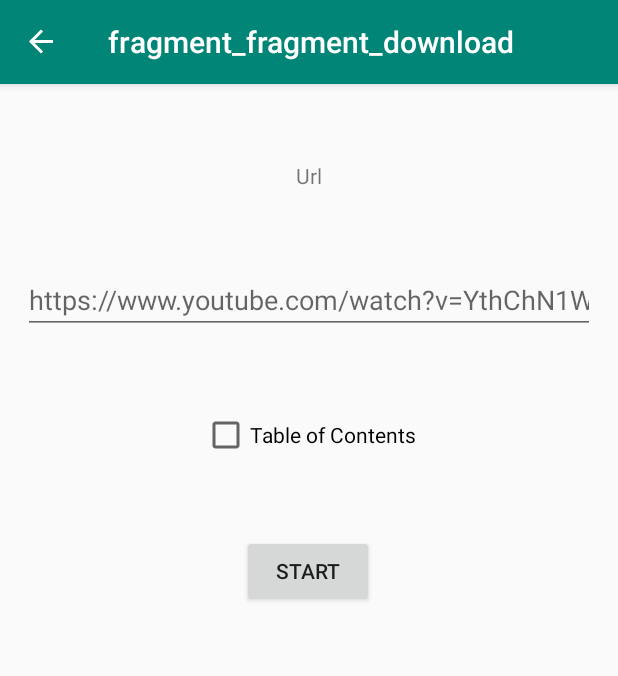
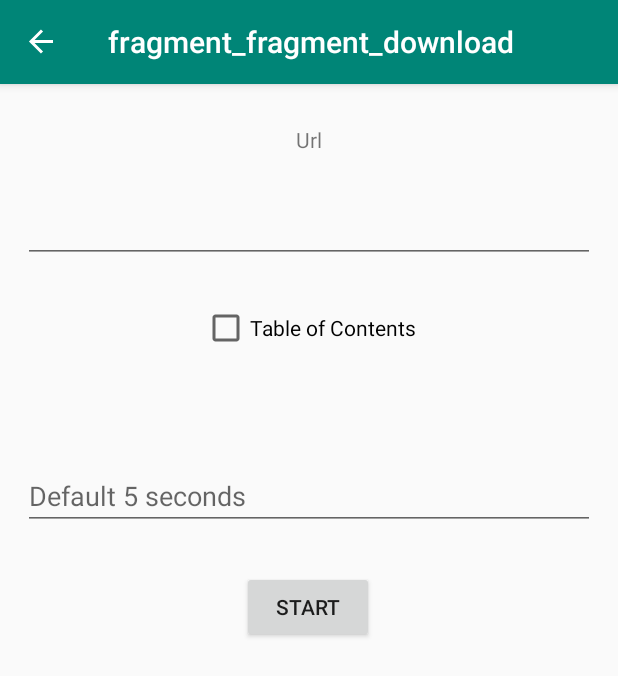
Before and after one commit to XiangRongLin/Novel2Go, an Android app: the NewDownloadFragment screen opened through its navigation route, on a phone screen of 412 x 824 dp. Shown: the top 676 px of the screen. Run offline under Robolectric (Android 15) with nearby library versions, the phone set to English and light mode, and no system bars; our stand-ins replace Room's generated code, navigation-ui.

Commit message:
Allow user to pass a integer for wait time between downloads

```diff
--- a/app/src/main/java/com/kaiserpudding/novel2go/MainActivity.kt
+++ b/app/src/main/java/com/kaiserpudding/novel2go/MainActivity.kt
@@ -55,9 +55,9 @@ class MainActivity : AppCompatActivity(),
         )
     }
 
-    override fun toSelectDownloads(url: String) {
+    override fun toSelectDownloads(url: String, waitTime: Int) {
         navController.navigate(
-            NewDownloadFragmentDirections.actionFragmentDownloadToSelectDownloadFragment(url)
+            NewDownloadFragmentDirections.actionFragmentDownloadToSelectDownloadFragment(url, waitTime)
         )
     }
 
--- a/app/src/main/java/com/kaiserpudding/novel2go/download/DownloadViewModel.kt
+++ b/app/src/main/java/com/kaiserpudding/novel2go/download/DownloadViewModel.kt
@@ -56,10 +56,10 @@ class DownloadViewModel(application: Application) : AndroidViewModel(application
      * @param downloadInfos
      * @param file
      */
-    fun download(downloadInfos: List<DownloadInfo>, file: File) {
+    fun download(downloadInfos: List<DownloadInfo>, file: File, waitTime: Int) {
         viewModelScope.launch {
             withContext(Dispatchers.IO) {
-                val channel = extractor.extractMulti(downloadInfos, file)
+                val channel = extractor.extractMulti(downloadInfos, file, waitTime)
                 for (pair in channel) {
                     insert(Download(
                         pair.second,
--- a/app/src/main/java/com/kaiserpudding/novel2go/download/NewDownloadFragment.kt
+++ b/app/src/main/java/com/kaiserpudding/novel2go/download/NewDownloadFragment.kt
@@ -45,7 +45,9 @@ class NewDownloadFragment : Fragment() {
             val isTOCDownload = checkbox_toc_download.isChecked
 
             if (isTOCDownload) {
-                listener!!.toSelectDownloads(url)
+                val input = edit_text_wait_between_requests.text
+                val waitTime = if (input.isBlank()) 5 else Integer.parseInt(input.toString())
+                listener!!.toSelectDownloads(url, waitTime)
             } else {
 
                 val storagePermission = ContextCompat.checkSelfPermission(
@@ -125,6 +127,6 @@ class NewDownloadFragment : Fragment() {
      */
     interface OnDownloadInteractionListener {
         fun onStartDownload()
-        fun toSelectDownloads(url: String)
+        fun toSelectDownloads(url: String, waitTime: Int)
     }
 }
--- a/app/src/main/java/com/kaiserpudding/novel2go/download/SelectDownloadAdapter.kt
+++ b/app/src/main/java/com/kaiserpudding/novel2go/download/SelectDownloadAdapter.kt
@@ -34,7 +34,7 @@ class SelectDownloadAdapter : RecyclerView.Adapter<SelectDownloadAdapter.ViewHol
             view.setOnClickListener {
                 val checkBox = it.findViewById<CheckBox>(R.id.download_is_chapter)
                 checkBox.toggle()
-                downloadInfos[position].isChapter = checkBox.isSelected
+                downloadInfos[position].isChapter = checkBox.isChecked
             }
         }
     }
--- a/app/src/main/java/com/kaiserpudding/novel2go/download/SelectDownloadFragment.kt
+++ b/app/src/main/java/com/kaiserpudding/novel2go/download/SelectDownloadFragment.kt
@@ -28,6 +28,7 @@ class SelectDownloadFragment : Fragment() {
 
     private var listener: OnListFragmentInteractionListener? = null
     private lateinit var url: String
+    private var waitTime: Int = 5
     private lateinit var downloadViewModel: DownloadViewModel
 
     override fun onCreate(savedInstanceState: Bundle?) {
@@ -35,6 +36,7 @@ class SelectDownloadFragment : Fragment() {
 
         val safeArgs: SelectDownloadFragmentArgs by navArgs()
         url = safeArgs.url
+        waitTime = safeArgs.waitTime
 
         downloadViewModel = ViewModelProviders.of(activity!!).get(DownloadViewModel::class.java)
     }
@@ -53,7 +55,7 @@ class SelectDownloadFragment : Fragment() {
         val finish: Button = view.findViewById(R.id.button_select_finish)
         finish.setOnClickListener {
 
-            downloadViewModel.download(adapter.getSelected(), getStorageFile())
+            downloadViewModel.download(adapter.getSelected(), getStorageFile(), waitTime)
             listener!!.onSelectFinish()
         }
 
--- a/app/src/main/java/com/kaiserpudding/novel2go/extractor/Extractor.kt
+++ b/app/src/main/java/com/kaiserpudding/novel2go/extractor/Extractor.kt
@@ -1,6 +1,7 @@
 package com.kaiserpudding.novel2go.extractor
 
 import android.util.Log
+import android.util.TimeUtils
 import com.kaiserpudding.novel2go.BuildConfig.DEBUG
 import com.kaiserpudding.novel2go.model.DownloadInfo
 import kotlinx.coroutines.GlobalScope
@@ -39,7 +40,8 @@ class Extractor {
      */
     suspend fun extractMulti(
         downloadInfos: List<DownloadInfo>,
-        file: File
+        file: File,
+        waitTime: Int = 5
     ): Channel<Pair<String, String>> {
         if (DEBUG) Log.d(LOG_TAG, "extractMulti() called")
         val channel = Channel<Pair<String, String>>()
@@ -51,7 +53,7 @@ class Extractor {
                     LOG_TAG,
                     "extractMulti() channel sent url: ${it.url}, file name: $fileName"
                 )
-                delay(5000)
+                delay(waitTime * 1000L)
             }
             channel.close()
             if (DEBUG) Log.d(LOG_TAG, "extractMulti() channel closed")
--- a/app/src/main/res/layout/fragment_new_download.xml
+++ b/app/src/main/res/layout/fragment_new_download.xml
@@ -22,7 +22,6 @@
         android:layout_height="wrap_content"
         android:layout_marginStart="@dimen/margin_input_field"
         android:layout_marginEnd="@dimen/margin_input_field"
-        android:hint="https://www.youtube.com/watch?v=YthChN1Wq8M"
         android:inputType="textUri"
         app:layout_constraintBottom_toTopOf="@id/checkbox_toc_download"
         app:layout_constraintEnd_toEndOf="parent"
@@ -34,10 +33,31 @@
         android:text="Table of Contents"
         android:layout_width="wrap_content"
         android:layout_height="wrap_content"
-        app:layout_constraintBottom_toTopOf="@+id/button_start"
+        app:layout_constraintBottom_toTopOf="@+id/text_view_wait_between_requests"
         app:layout_constraintEnd_toEndOf="parent"
         app:layout_constraintStart_toStartOf="parent"
         app:layout_constraintTop_toBottomOf="@+id/edit_text_url" />
+
+    <TextView
+        android:id="@+id/text_view_wait_between_requests"
+        android:layout_width="wrap_content"
+        android:layout_height="wrap_content"
+        android:text="Wait time between request in seconds"
+
+        app:layout_constraintBottom_toTopOf="@id/edit_text_wait_between_requests"
+        app:layout_constraintTop_toBottomOf="@id/checkbox_toc_download"
+        app:layout_constraintEnd_toStartOf="parent"
+        app:layout_constraintStart_toEndOf="parent"/>
+
+    <EditText
+        android:id="@+id/edit_text_wait_between_requests"
+        android:layout_width="match_parent"
+        android:layout_height="wrap_content"
+        android:inputType="numberDecimal"
+        android:hint="Default 5 seconds"
+        android:layout_marginHorizontal="@dimen/margin_input_field"
+        app:layout_constraintTop_toBottomOf="@id/text_view_wait_between_requests"
+        app:layout_constraintBottom_toTopOf="@id/button_start"/>
 
     <Button
         android:id="@+id/button_start"
@@ -49,7 +69,7 @@
         app:layout_constraintEnd_toEndOf="parent"
         app:layout_constraintHorizontal_bias="0.498"
         app:layout_constraintStart_toStartOf="parent"
-        app:layout_constraintTop_toBottomOf="@+id/checkbox_toc_download" />
+        app:layout_constraintTop_toBottomOf="@+id/edit_text_wait_between_requests" />
 
     <androidx.constraintlayout.widget.Guideline
         android:id="@+id/guideline_bottom"
--- a/app/src/main/res/navigation/nav_graph.xml
+++ b/app/src/main/res/navigation/nav_graph.xml
@@ -39,5 +39,9 @@
         <argument
             android:name="url"
             app:argType="string" />
+        <argument
+            android:name="waitTime"
+            app:argType="integer"
+            android:defaultValue="5" />
     </fragment>
 </navigation>
```
